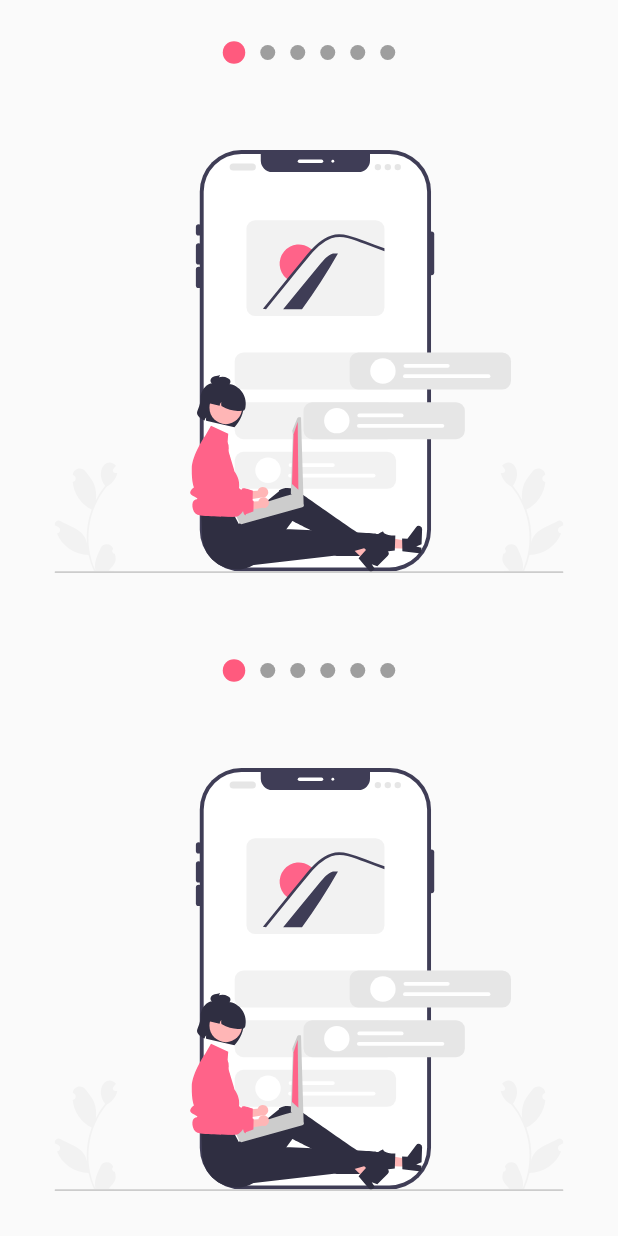
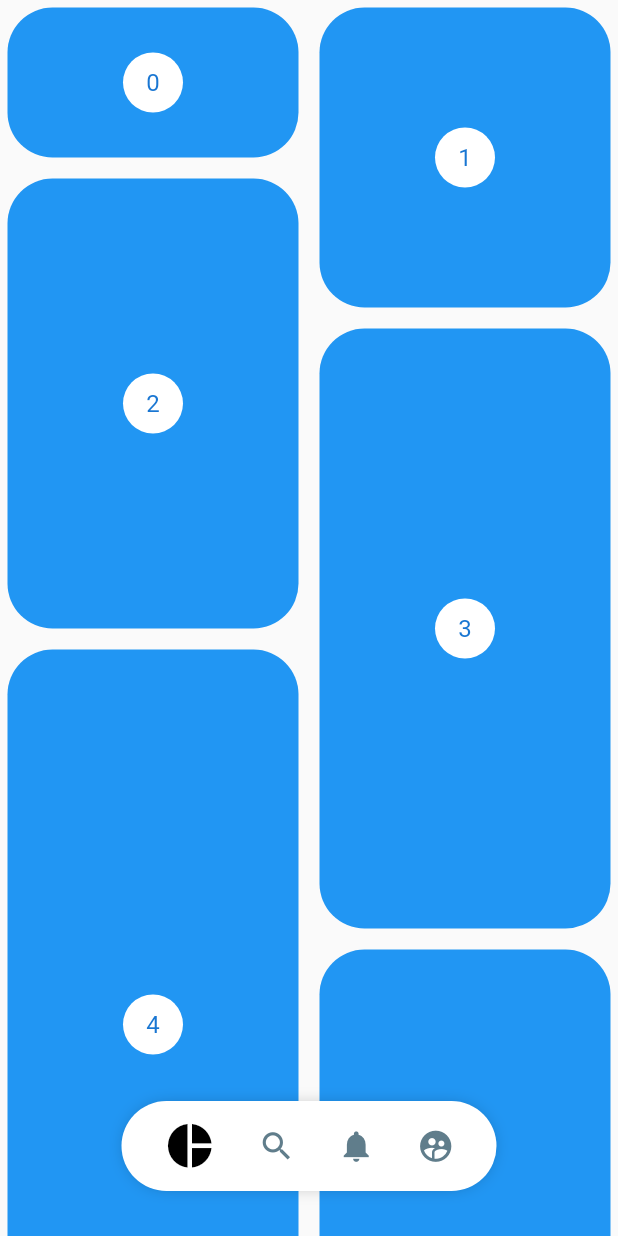
Before and after one commit to churtu/flutter-adv-disenio-headers, a Flutter app: the screen it shows after launch, on a phone screen of 412 x 824 dp. Run offline on Flutter 3.47's test engine with Material 2 defaults, Android fonts, the light colour scheme and no system bars; our stand-ins replace flutter_svg.

Commit message:
Fin seccion 6 - Pinterest layout y menu

```diff
--- a/lib/main.dart
+++ b/lib/main.dart
@@ -11,7 +11,7 @@ class DiseniosApp extends StatelessWidget {
     return const MaterialApp(
       debugShowCheckedModeBanner: false,
       title: 'Diseños Adv',
-      home: SlideShowPage(),
+      home: PinterestPage(),
     );
   }
 }
--- a/lib/src/pages/animaciones_page.dart
+++ b/lib/src/pages/animaciones_page.dart
@@ -1,5 +1,5 @@
 import 'package:flutter/material.dart';
-import 'dart:math' as Math;
+import 'dart:math' as math;
 class AnimacionesPage extends StatelessWidget {
 
   const AnimacionesPage({Key? key}) : super(key: key);
@@ -35,14 +35,13 @@ class _CuadradoAnimadoState extends State<_CuadradoAnimado> with SingleTickerPro
       duration: const Duration(milliseconds: 4000 )
     );
 
-    rotacion = Tween(begin: 0.0, end: 2 * Math.pi).animate(CurvedAnimation(parent: controller, curve: Curves.easeOut));
+    rotacion = Tween(begin: 0.0, end: 2 * math.pi).animate(CurvedAnimation(parent: controller, curve: Curves.easeOut));
     opacidad = Tween(begin: 0.1, end: 1.0).animate(CurvedAnimation(parent: controller, curve: const Interval(0,.25, curve: Curves.easeOut)));
     opacidadOut = Tween(begin: 0.0, end: 1.0).animate(CurvedAnimation(parent: controller, curve: const Interval(.75,1, curve: Curves.easeOut)));
     moverDerecha = Tween(begin: 0.0, end: 200.0).animate(CurvedAnimation(parent: controller, curve: Curves.easeOut));
     agrandar = Tween(begin: 0.0, end: 1.0).animate(CurvedAnimation(parent: controller, curve: Curves.easeOut));
 
     controller.addListener(() {
-      print(controller.status);
       if(controller.status == AnimationStatus.completed){
         controller.repeat();
       }
@@ -64,8 +63,6 @@ class _CuadradoAnimadoState extends State<_CuadradoAnimado> with SingleTickerPro
       animation: controller,
       child: _Cuadrado(),
       builder: (context, child) {
-
-        print(opacidad.status);
 
         return Transform.translate(
           offset: Offset(moverDerecha.value, 0),
--- a/lib/src/pages/pages.dart
+++ b/lib/src/pages/pages.dart
@@ -3,3 +3,4 @@ export 'package:adv_disenios/src/pages/slidehow_page.dart';
 export 'package:adv_disenios/src/pages/graficas_circulares_page.dart';
 export 'package:adv_disenios/src/pages/animaciones_page.dart';
 export 'package:adv_disenios/src/pages/headers_page.dart';
+export 'package:adv_disenios/src/pages/pinterest_page.dart';
--- /dev/null
+++ b/lib/src/pages/pinterest_page.dart
@@ -0,0 +1,128 @@
+import 'package:adv_disenios/src/widgets/widgets.dart';
+import 'package:flutter/material.dart';
+import 'package:flutter_staggered_grid_view/flutter_staggered_grid_view.dart';
+import 'package:provider/provider.dart';
+
+class PinterestPage extends StatelessWidget {
+  const PinterestPage({Key? key}) : super(key: key);
+
+  @override
+  Widget build(BuildContext context) {
+    return ChangeNotifierProvider(
+      create: (_) => _MenuProvider(),
+      child: Scaffold(
+        body: Stack(
+          alignment: Alignment.center,
+          children: [
+            _PinterestGrid(),
+            Builder(builder: (context) {
+              final menuProvider = Provider.of<_MenuProvider>(context);
+              return Positioned(
+                  bottom: 30,
+                  child: PinterestMenu(
+                    show: menuProvider.show,
+                    items: [
+                      PinterestButton(
+                          onPressed: () {
+                          },
+                          icon: Icons.pie_chart),
+                      PinterestButton(
+                          onPressed: () {
+                          },
+                          icon: Icons.search),
+                      PinterestButton(
+                          onPressed: () {
+                          },
+                          icon: Icons.notifications),
+                      PinterestButton(
+                          onPressed: () {
+                          },
+                          icon: Icons.supervised_user_circle),
+                    ],
+                  ));
+            }),
+          ],
+        ),
+      ),
+    );
+  }
+}
+
+class _PinterestGrid extends StatefulWidget {
+  @override
+  State<_PinterestGrid> createState() => _PinterestGridState();
+}
+
+class _PinterestGridState extends State<_PinterestGrid> {
+  final List<int> items = List.generate(200, (index) => index);
+  final ScrollController _scrollController = ScrollController();
+  late _MenuProvider menuProvider;
+  double _scrollAnterior = 0;
+
+  @override
+  void initState() {
+    menuProvider = Provider.of<_MenuProvider>(context, listen: false);
+    _scrollController.addListener(() {
+      if (_scrollController.offset > _scrollAnterior &&
+          _scrollController.offset > 200) {
+        menuProvider.show = false;
+      } else {
+        menuProvider.show = true;
+      }
+      _scrollAnterior = _scrollController.offset;
+    });
+    super.initState();
+  }
+
+  @override
+  void dispose() {
+    _scrollController.dispose();
+    super.dispose();
+  }
+
+  @override
+  Widget build(BuildContext context) {
+    return MasonryGridView.count(
+      physics: const BouncingScrollPhysics(),
+      controller: _scrollController,
+      crossAxisCount: 2,
+      mainAxisSpacing: 4,
+      crossAxisSpacing: 4,
+      itemCount: items.length,
+      itemBuilder: (context, index) {
+        return _PinterestItem(index);
+      },
+    );
+  }
+}
+
+class _PinterestItem extends StatelessWidget {
+  final int index;
+
+  const _PinterestItem(this.index);
+  @override
+  Widget build(BuildContext context) {
+    return Container(
+      margin: const EdgeInsets.all(5),
+      width: (index % 6 + 1) * 100,
+      height: (index % 6 + 1) * 100,
+      decoration: BoxDecoration(
+          borderRadius: BorderRadius.circular(30), color: Colors.blue),
+      child: Center(
+        child:
+            CircleAvatar(backgroundColor: Colors.white, child: Text('$index')),
+      ),
+    );
+  }
+}
+
+class _MenuProvider with ChangeNotifier {
+  bool _show = true;
+
+  bool get show => _show;
+
+  set show(bool show) {
+    _show = show;
+    notifyListeners();
+  }
+}
--- a/lib/src/widgets/headers.dart
+++ b/lib/src/widgets/headers.dart
@@ -10,7 +10,7 @@ class HeaderCuadrado extends StatelessWidget {
     return Container(
       height: 300,
       color: const Color(0xff615aab),
-      child: Center(child: Text('hoal')),
+      child: const Center(child: Text('hoal')),
     );
   }
 }
--- /dev/null
+++ b/lib/src/widgets/pinterest_menu.dart
@@ -0,0 +1,140 @@
+
+import 'package:flutter/material.dart';
+import 'package:provider/provider.dart';
+
+class PinterestButton {
+  final Function() onPressed;
+  final IconData icon;
+
+  PinterestButton({
+    required this.onPressed,
+    required this.icon
+  });
+}
+
+class PinterestMenu extends StatelessWidget {
+
+  final bool show;
+  final Color primaryColor;
+  final Color backgroundColor;
+  final Color secondaryColor;
+  final List<PinterestButton> items;
+
+  const PinterestMenu({
+    super.key,
+    required this.items,
+    this.show = true,
+    this.primaryColor = Colors.black,
+    this.secondaryColor = Colors.blueGrey,
+    this.backgroundColor = Colors.white,
+  });
+
+
+  @override
+  Widget build(BuildContext context) {
+    return ChangeNotifierProvider(
+      create: (_) => _MenuProvider(),
+      child: AnimatedOpacity(
+          duration: const Duration(milliseconds: 250),
+          opacity: show ? 1 : 0,
+          child: Builder(
+            builder: (context) {
+              Provider.of<_MenuProvider>(context)
+                ..backgroundColor = backgroundColor
+                ..primaryColor = primaryColor
+                ..secondaryColor = secondaryColor;
+              return _PinterestMenuContainer(
+                child: _MenuItems(items)
+              );
+            }
+          )
+        )
+    );
+  }
+}
+
+
+
+
+class _PinterestMenuContainer extends StatelessWidget {
+  final Widget child;
+
+  const _PinterestMenuContainer({required this.child});
+
+  @override
+  Widget build(BuildContext context) {
+    final menuProvider = Provider.of<_MenuProvider>(context);
+    return Container(
+      width: 250,
+      height: 60,
+      decoration: BoxDecoration(
+        color: menuProvider.backgroundColor,
+        borderRadius: const BorderRadius.all(Radius.circular(100)),
+        boxShadow: const [
+          BoxShadow(
+            color: Colors.black38,
+            blurRadius: 10,
+            spreadRadius: -5
+          )
+        ],
+      ),
+      child: child,
+    );
+  }
+}
+
+class _MenuItems extends StatelessWidget {
+  final List<PinterestButton> items;
+
+  const _MenuItems(this.items);
+
+  @override
+  Widget build(BuildContext context) {
+    return Row(
+      mainAxisAlignment: MainAxisAlignment.spaceEvenly,
+      children: List.generate(items.length, (index) => _PinterestMenuItem(index, items[index])),
+    );
+  }
+}
+
+class _PinterestMenuItem extends StatelessWidget {
+  final int index;
+  final PinterestButton pinterestButton;
+
+  const _PinterestMenuItem(
+    this.index,
+    this.pinterestButton
+  );
+  @override
+  Widget build(BuildContext context) {
+    final menuProvider = Provider.of<_MenuProvider>(context);
+    return GestureDetector(
+      onTap: () {
+        menuProvider.currentItemSelected = index;
+        pinterestButton.onPressed();
+      },
+      behavior: HitTestBehavior.translucent,
+      child: SizedBox(
+        child: Icon(
+          pinterestButton.icon,
+          color: menuProvider.currentItemSelected == index ? menuProvider.primaryColor : menuProvider.secondaryColor,
+          size: menuProvider.currentItemSelected == index ? 35 : 25,
+        ),
+      ),
+    );
+  }
+}
+
+class _MenuProvider with ChangeNotifier {
+  int _currentItemSelected = 0;
+  Color primaryColor = Colors.black;
+  Color backgroundColor = Colors.white;
+  Color secondaryColor = Colors.blueGrey;
+
+  int get currentItemSelected => _currentItemSelected;
+
+  set currentItemSelected(int currentItemSelected){
+    _currentItemSelected = currentItemSelected;
+    notifyListeners();
+  }
+}
--- a/lib/src/widgets/slideshow.dart
+++ b/lib/src/widgets/slideshow.dart
@@ -163,35 +163,15 @@ class _Slide extends StatelessWidget {
 
 class _SliderProvider with ChangeNotifier{
   double _currentPageIndex = 0;
-  Color _primaryColor = Colors.blue;
-  Color _secondaryColor = Colors.grey;
-  double _bulletPrimarySize = 12;
-  double _bulletSecondarySize = 12;
+  Color primaryColor = Colors.blue;
+  Color secondaryColor = Colors.grey;
+  double bulletPrimarySize = 12;
+  double bulletSecondarySize = 12;
 
   double get currentPageIndex => _currentPageIndex;
-  Color get primaryColor => _primaryColor;
-  Color get secondaryColor => _secondaryColor;
-  double get bulletPrimarySize => _bulletPrimarySize;
-  double get bulletSecondarySize => _bulletSecondarySize;
 
   set currentPageIndex(double currentPageIndex) {
     _currentPageIndex = currentPageIndex;
     notifyListeners();
   }
-
-  set primaryColor(Color primaryColor){
-    _primaryColor = primaryColor;
-  }
-
-  set secondaryColor(Color secondaryColor){
-    _secondaryColor = secondaryColor;
-  }
-
-  set bulletPrimarySize(double bulletPrimarySize){
-    _bulletPrimarySize = bulletPrimarySize;
-  }
-
-  set bulletSecondarySize(double bulletSecondarySize){
-    _bulletSecondarySize = bulletSecondarySize;
-  }
 }
--- a/lib/src/widgets/widgets.dart
+++ b/lib/src/widgets/widgets.dart
@@ -1,2 +1,3 @@
+export 'package:adv_disenios/src/widgets/pinterest_menu.dart';
 export 'package:adv_disenios/src/widgets/radial_progress.dart';
 export 'package:adv_disenios/src/widgets/headers.dart';
--- a/pubspec.yaml
+++ b/pubspec.yaml
@@ -32,6 +32,7 @@ dependencies:
   cupertino_icons: ^1.0.2
   flutter:
     sdk: flutter
+  flutter_staggered_grid_view: ^0.6.2
   flutter_svg: ^1.1.6
   provider: ^6.0.5
 
```
Also changed, not shown: pubspec.lock.
